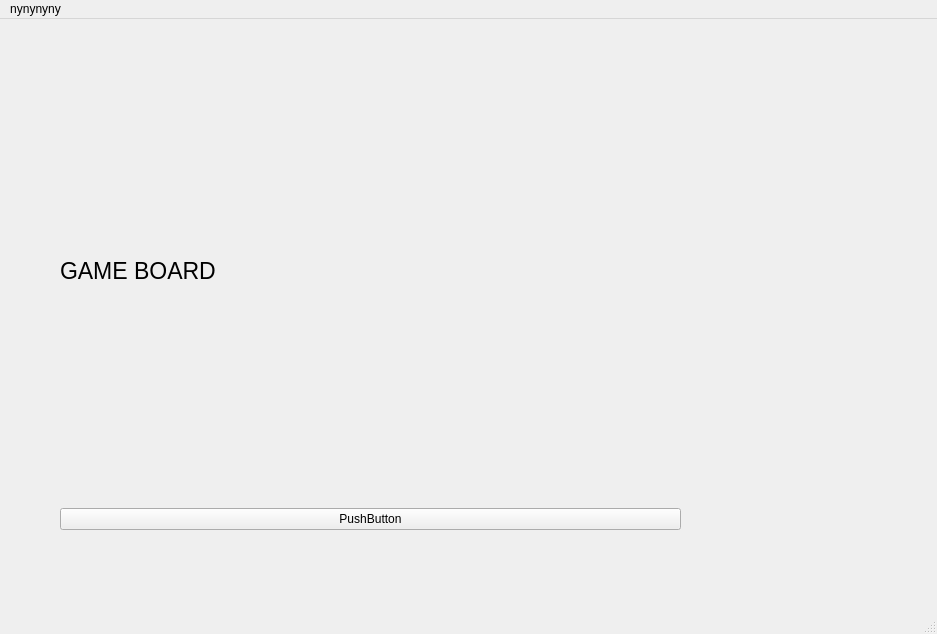
Before: the Qt Designer form src/gui/mainwindow.ui in threescomplement/proi-chess, drawn with Qt 5.
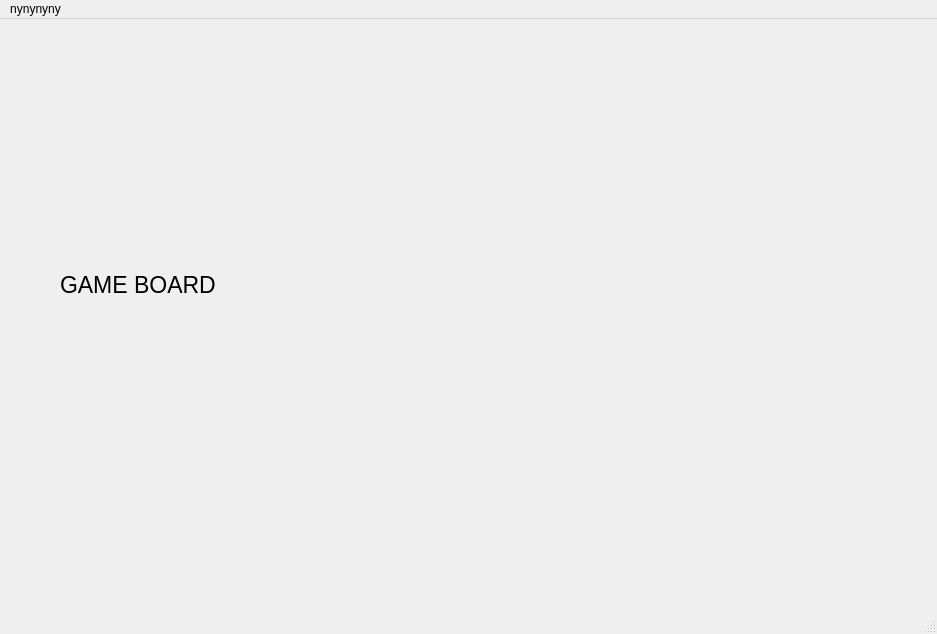
After: the same form once the commit is applied.

Commit message: Deleted the New Game button from the screen

```diff
--- a/src/gui/mainwindow.ui
+++ b/src/gui/mainwindow.ui
@@ -48,13 +48,6 @@
        </property>
       </widget>
      </item>
-     <item>
-      <widget class="QPushButton" name="pushButton">
-       <property name="text">
-        <string>PushButton</string>
-       </property>
-      </widget>
-     </item>
     </layout>
    </widget>
   </widget>
```
The commit also changes 2 other files.
